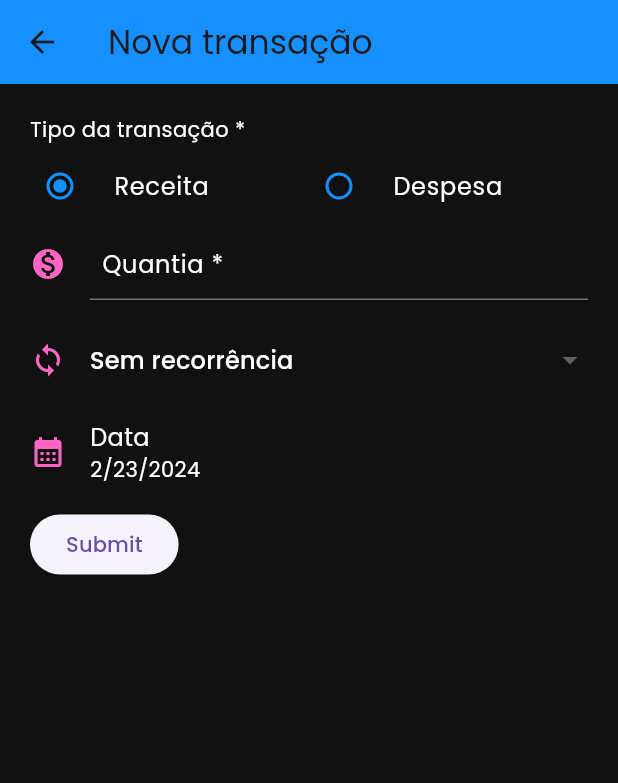
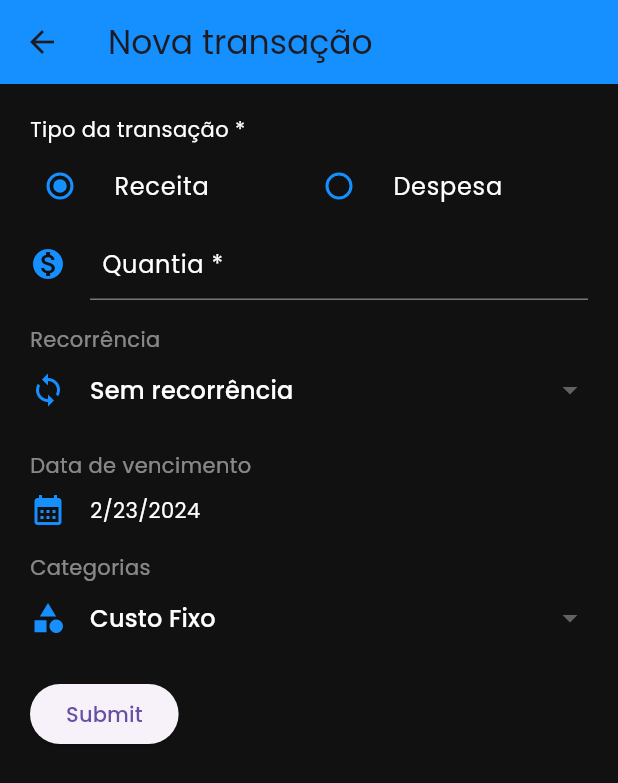
Before and after one commit to youngNyvek/simple-plan, a Flutter app: the AddTransaction screen opened by its route, on a phone screen of 412 x 824 dp. Shown: the top 783 px of the screen. Run offline on Flutter 3.47's test engine with Material 3 defaults, Android fonts, the phone set to English and light mode, and no system bars; our stand-ins replace google_fonts.

Commit message:
fix: adernando rotulos

```diff
--- a/lib/presentation/screens/addTransaction/index.dart
+++ b/lib/presentation/screens/addTransaction/index.dart
@@ -5,10 +5,17 @@ import 'package:intl/intl.dart';
 import 'package:simple_plan/domain/shared/enum/occurence_type.dart';
 import 'package:simple_plan/domain/shared/utils/theme_colors.dart';
 
-const List<String> list = <String>[
+const List<String> recurrenceList = <String>[
   'Sem recorrência',
   'Fixo mensal',
   'Parcelado'
+];
+
+const List<String> categoryList = <String>[
+  'Custo Fixo',
+  'Lazer',
+  'Conforto',
+  'Liberdade Finânceira'
 ];
 
 const dropdowMenuItem = [
@@ -35,7 +42,7 @@ class _AddTransactionState extends State<AddTransaction> {
   int? occurenceType = OccurrenceType.income.id;
   String amount = "0,00";
   DateTime selectedDate = DateTime.now();
-  String dropdownValue = list.first;
+  String dropdownValue = recurrenceList.first;
   int installmentValue = 12;
 
   @override
@@ -59,7 +66,7 @@ class _AddTransactionState extends State<AddTransaction> {
 
   void decrementInstallment() {
     setState(() {
-      if (installmentValue > 0) {
+      if (installmentValue > 1) {
         installmentValue--;
       }
     });
@@ -133,7 +140,7 @@ class _AddTransactionState extends State<AddTransaction> {
                     decoration: const InputDecoration(
                         icon: Icon(
                           Icons.monetization_on,
-                          color: ThemeColors.pink,
+                          color: ThemeColors.blue,
                         ),
                         labelText: 'Quantia *',
                         contentPadding: EdgeInsets.symmetric(horizontal: 8),
@@ -145,10 +152,18 @@ class _AddTransactionState extends State<AddTransaction> {
                   const SizedBox(
                     height: 16,
                   ),
+                  Column(
+                    crossAxisAlignment: CrossAxisAlignment.start,
+                    children: [
+                      Text(
+                        "Recorrência",
+                        style: TextStyle(
+                            color: ThemeColors.white.withOpacity(0.5)),
+                      ),
                       Row(children: [
                         const Icon(
                           Icons.sync,
-                      color: ThemeColors.pink,
+                          color: ThemeColors.blue,
                         ),
                         const SizedBox(
                           width: 16,
@@ -159,7 +174,7 @@ class _AddTransactionState extends State<AddTransaction> {
                               crossAxisAlignment: CrossAxisAlignment.start,
                               children: [
                                 DropdownButtonFormField(
-                              value: list.first,
+                                  value: recurrenceList.first,
                                   dropdownColor: ThemeColors.darkGray,
                                   decoration: const InputDecoration(
                                       hintText: "", border: InputBorder.none),
@@ -169,14 +184,15 @@ class _AddTransactionState extends State<AddTransaction> {
                                       dropdownValue = value!;
                                     });
                                   },
-                              items: list.map<DropdownMenuItem<String>>(
+                                  items: recurrenceList
+                                      .map<DropdownMenuItem<String>>(
                                           (String value) {
                                     return DropdownMenuItem<String>(
                                         value: value,
                                         child: Text(
                                           value,
-                                      style:
-                                          const TextStyle(color: Colors.white),
+                                          style: const TextStyle(
+                                              color: Colors.white),
                                         ));
                                   }).toList(),
                                 ),
@@ -210,13 +226,26 @@ class _AddTransactionState extends State<AddTransaction> {
                                     : const SizedBox.shrink()
                               ],
                             ))
-                  ]),
+                      ])
+                    ],
+                  ),
                   const SizedBox(height: 16),
+                  Column(
+                    crossAxisAlignment: CrossAxisAlignment.start,
+                    children: [
+                      Text(
+                        "Data de vencimento",
+                        style: TextStyle(
+                            color: ThemeColors.white.withOpacity(0.5)),
+                      ),
+                      SizedBox(
+                        height: 8,
+                      ),
                       Row(
                         children: [
                           const Icon(
                             Icons.calendar_month,
-                        color: ThemeColors.pink,
+                            color: ThemeColors.blue,
                           ),
                           const SizedBox(
                             width: 16,
@@ -224,14 +253,56 @@ class _AddTransactionState extends State<AddTransaction> {
                           Column(
                             crossAxisAlignment: CrossAxisAlignment.start,
                             children: [
-                          const Text(
-                            "Data",
-                            style: TextStyle(color: Colors.white, fontSize: 16),
-                          ),
                               Text(
                                 "${DateFormat.yMd().format(selectedDate)}",
                                 style: const TextStyle(color: Colors.white),
                               )
+                            ],
+                          )
+                        ],
+                      )
+                    ],
+                  ),
+                  const SizedBox(height: 16),
+                  Column(
+                    crossAxisAlignment: CrossAxisAlignment.start,
+                    children: [
+                      Text(
+                        "Categorias",
+                        style: TextStyle(
+                            color: ThemeColors.white.withOpacity(0.5)),
+                      ),
+                      Row(
+                        children: [
+                          Icon(
+                            Icons.category,
+                            color: ThemeColors.blue,
+                          ),
+                          const SizedBox(
+                            width: 16,
+                          ),
+                          Flexible(
+                              child: DropdownButtonFormField(
+                            value: categoryList.first,
+                            dropdownColor: ThemeColors.darkGray,
+                            decoration: const InputDecoration(
+                                hintText: "", border: InputBorder.none),
+                            onChanged: (String? value) {
+                              // This is called when the user selects an item.
+                              setState(() {
+                                dropdownValue = value!;
+                              });
+                            },
+                            items: categoryList
+                                .map<DropdownMenuItem<String>>((String value) {
+                              return DropdownMenuItem<String>(
+                                  value: value,
+                                  child: Text(
+                                    value,
+                                    style: const TextStyle(color: Colors.white),
+                                  ));
+                            }).toList(),
+                          ))
                         ],
                       )
                     ],
```
Lines whose indentation alone changed are shown as unchanged.
